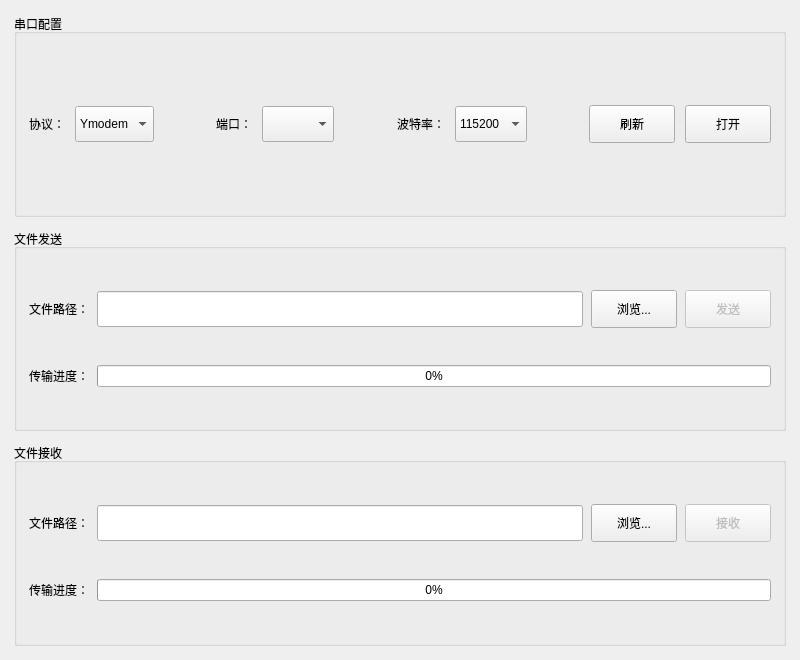
This is src/ui/widget.ui in luhuadong/WhYModem as Qt 5 draws it before an edit. The edited form follows.
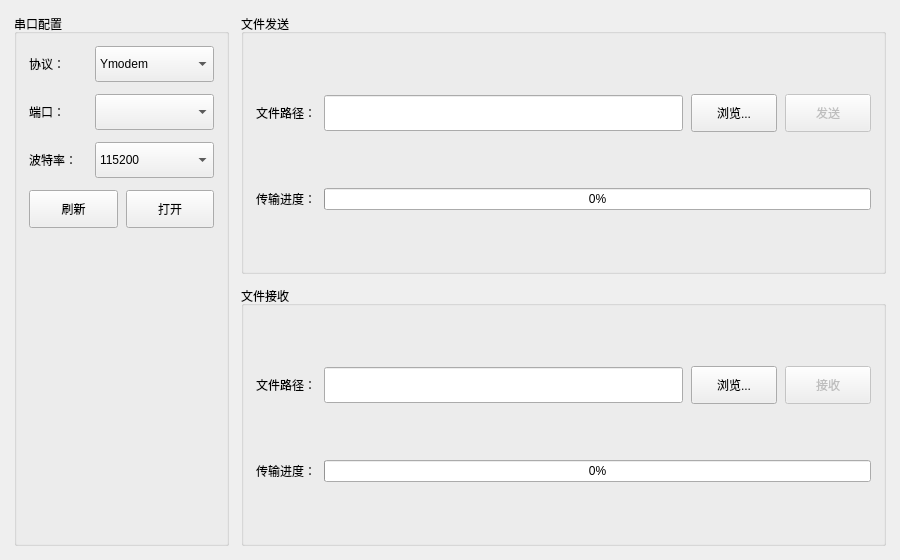
This is the edited form.

Commit message: pref: add setting panel (left sidebar)

What changed in the file:
```diff
--- a/src/ui/widget.ui
+++ b/src/ui/widget.ui
@@ -6,14 +6,14 @@
    <rect>
     <x>0</x>
     <y>0</y>
-    <width>800</width>
-    <height>660</height>
+    <width>900</width>
+    <height>560</height>
    </rect>
   </property>
   <property name="minimumSize">
    <size>
-    <width>760</width>
-    <height>620</height>
+    <width>860</width>
+    <height>500</height>
    </size>
   </property>
   <property name="windowTitle">
@@ -32,7 +32,7 @@
     min-height: 22px;
 }</string>
   </property>
-  <layout class="QVBoxLayout" name="verticalLayout_3">
+  <layout class="QHBoxLayout" name="mainLayout">
    <property name="spacing">
     <number>12</number>
    </property>
@@ -50,12 +50,24 @@
    </property>
    <item>
     <widget class="QGroupBox" name="groupBox">
+     <property name="minimumSize">
+      <size>
+       <width>200</width>
+       <height>0</height>
+      </size>
+     </property>
+     <property name="maximumSize">
+      <size>
+       <width>215</width>
+       <height>16777215</height>
+      </size>
+     </property>
      <property name="title">
       <string>串口配置</string>
      </property>
-     <layout class="QHBoxLayout" name="horizontalLayout">
+     <layout class="QVBoxLayout" name="serialConfigLayout">
       <property name="spacing">
-       <number>10</number>
+       <number>12</number>
       </property>
       <property name="leftMargin">
        <number>12</number>
@@ -68,9 +80,20 @@
       </property>
       <property name="bottomMargin">
        <number>12</number>
+      </property>
+      <item>
+       <layout class="QHBoxLayout" name="protocolLayout">
+        <property name="spacing">
+         <number>8</number>
       </property>
       <item>
        <widget class="QLabel" name="label_7">
+          <property name="minimumSize">
+           <size>
+            <width>58</width>
+            <height>0</height>
+           </size>
+          </property>
         <property name="text">
          <string>协议：</string>
         </property>
@@ -78,6 +101,12 @@
       </item>
       <item>
        <widget class="QComboBox" name="protocol">
+          <property name="sizePolicy">
+           <sizepolicy hsizetype="Expanding" vsizetype="Fixed">
+            <horstretch>1</horstretch>
+            <verstretch>0</verstretch>
+           </sizepolicy>
+          </property>
         <property name="currentText">
          <string>Ymodem</string>
         </property>
@@ -104,21 +133,21 @@
         </item>
        </widget>
       </item>
-      <item>
-       <spacer name="horizontalSpacer">
-        <property name="orientation">
-         <enum>Qt::Horizontal</enum>
-        </property>
-        <property name="sizeHint" stdset="0">
-         <size>
-          <width>40</width>
-          <height>20</height>
-         </size>
-        </property>
-       </spacer>
+       </layout>
       </item>
+      <item>
+       <layout class="QHBoxLayout" name="portLayout">
+        <property name="spacing">
+         <number>8</number>
+        </property>
       <item>
        <widget class="QLabel" name="label">
+          <property name="minimumSize">
+           <size>
+            <width>58</width>
+            <height>0</height>
+           </size>
+          </property>
         <property name="text">
          <string>端口：</string>
         </property>
@@ -126,26 +155,32 @@
       </item>
       <item>
        <widget class="QComboBox" name="comPort">
+          <property name="sizePolicy">
+           <sizepolicy hsizetype="Expanding" vsizetype="Fixed">
+            <horstretch>1</horstretch>
+            <verstretch>0</verstretch>
+           </sizepolicy>
+          </property>
         <property name="maxVisibleItems">
          <number>12</number>
         </property>
        </widget>
       </item>
+       </layout>
+      </item>
       <item>
-       <spacer name="horizontalSpacer_3">
-        <property name="orientation">
-         <enum>Qt::Horizontal</enum>
+       <layout class="QHBoxLayout" name="baudRateLayout">
+        <property name="spacing">
+         <number>8</number>
         </property>
-        <property name="sizeHint" stdset="0">
-         <size>
-          <width>40</width>
-          <height>20</height>
-         </size>
-        </property>
-       </spacer>
-      </item>
       <item>
        <widget class="QLabel" name="label_2">
+          <property name="minimumSize">
+           <size>
+            <width>58</width>
+            <height>0</height>
+           </size>
+          </property>
         <property name="text">
          <string>波特率：</string>
         </property>
@@ -153,6 +188,12 @@
       </item>
       <item>
        <widget class="QComboBox" name="comBaudRate">
+          <property name="sizePolicy">
+           <sizepolicy hsizetype="Expanding" vsizetype="Fixed">
+            <horstretch>1</horstretch>
+            <verstretch>0</verstretch>
+           </sizepolicy>
+          </property>
         <property name="currentText">
          <string>115200</string>
         </property>
@@ -219,21 +260,21 @@
         </item>
        </widget>
       </item>
-      <item>
-       <spacer name="horizontalSpacer_2">
-        <property name="orientation">
-         <enum>Qt::Horizontal</enum>
-        </property>
-        <property name="sizeHint" stdset="0">
-         <size>
-          <width>40</width>
-          <height>20</height>
-         </size>
-        </property>
-       </spacer>
+       </layout>
       </item>
+      <item>
+       <layout class="QHBoxLayout" name="serialButtonLayout">
+        <property name="spacing">
+         <number>8</number>
+        </property>
       <item>
        <widget class="QPushButton" name="refreshButton">
+          <property name="sizePolicy">
+           <sizepolicy hsizetype="Expanding" vsizetype="Fixed">
+            <horstretch>1</horstretch>
+            <verstretch>0</verstretch>
+           </sizepolicy>
+          </property>
         <property name="text">
          <string>刷新</string>
         </property>
@@ -241,14 +282,40 @@
       </item>
       <item>
        <widget class="QPushButton" name="comButton">
+          <property name="sizePolicy">
+           <sizepolicy hsizetype="Expanding" vsizetype="Fixed">
+            <horstretch>1</horstretch>
+            <verstretch>0</verstretch>
+           </sizepolicy>
+          </property>
         <property name="text">
          <string>打开</string>
         </property>
        </widget>
       </item>
      </layout>
+      </item>
+      <item>
+       <spacer name="serialConfigSpacer">
+        <property name="orientation">
+         <enum>Qt::Vertical</enum>
+        </property>
+        <property name="sizeHint" stdset="0">
+         <size>
+          <width>20</width>
+          <height>40</height>
+         </size>
+        </property>
+       </spacer>
+      </item>
+	     </layout>
     </widget>
    </item>
+   <item>
+    <layout class="QVBoxLayout" name="verticalLayout_3">
+     <property name="spacing">
+      <number>12</number>
+     </property>
    <item>
     <widget class="QGroupBox" name="groupBox_2">
      <property name="title">
@@ -420,6 +487,8 @@
       </item>
      </layout>
     </widget>
+   </item>
+	    </layout>
    </item>
   </layout>
  </widget>
```
Lines whose indentation alone changed are shown as unchanged. The commit also changes 1 other file.
